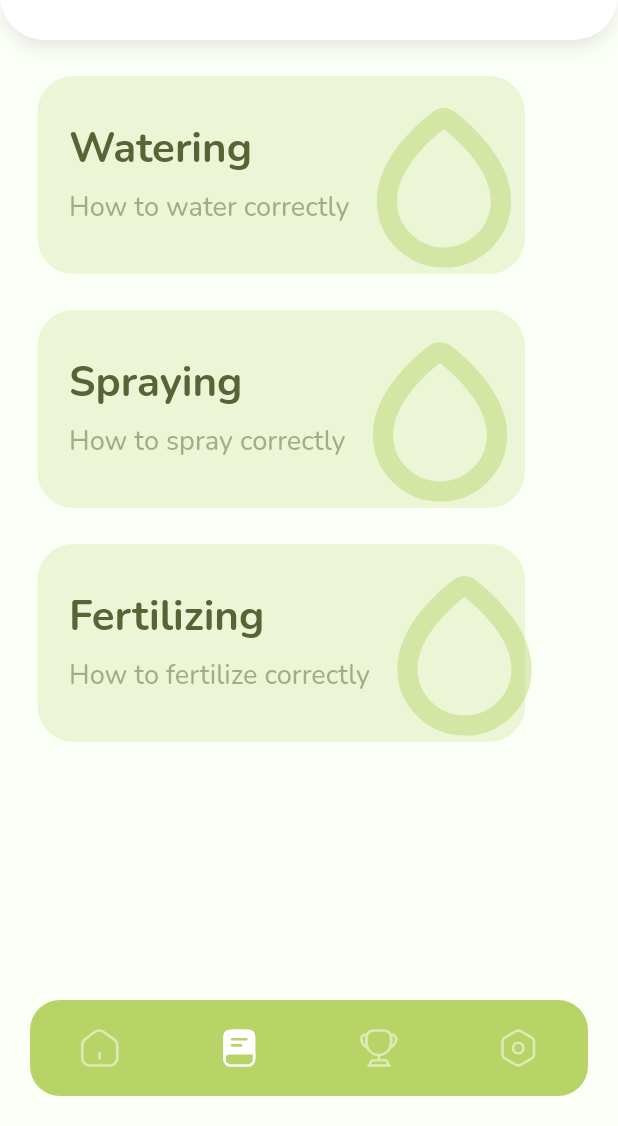
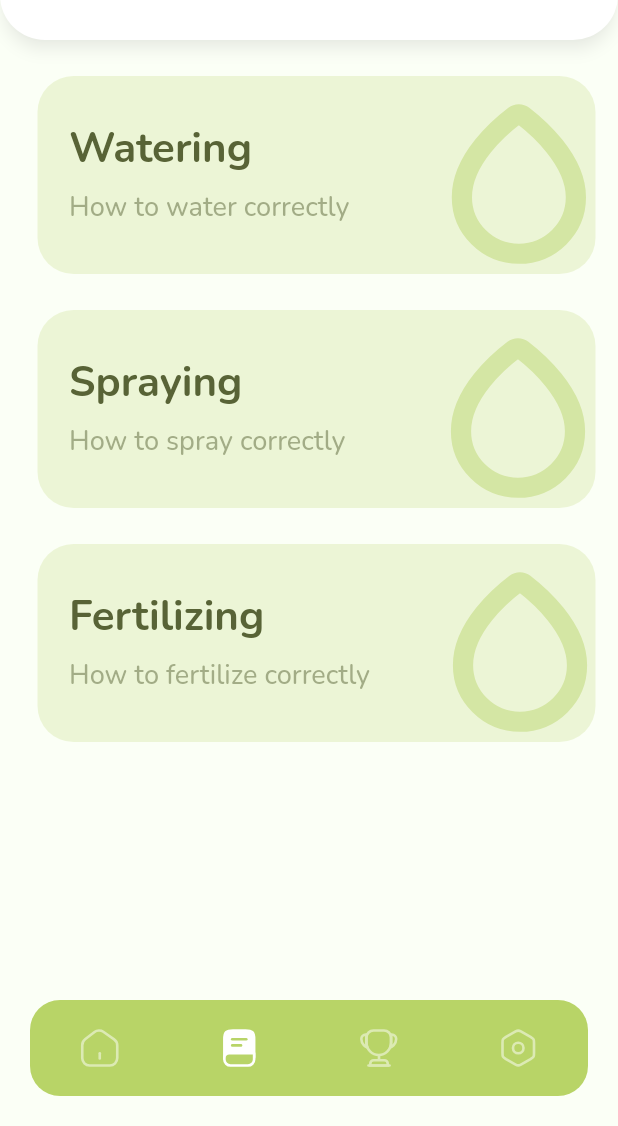
Before and after one commit to KaryFeever/Bonsai, a Flutter app: the screen it shows after launch, item 2 of the bottom bar chosen, on a phone screen of 412 x 824 dp, the part 110-1236 px from its top. Run offline on Flutter 3.47's test engine with Material 2 defaults, Android fonts, the phone set to English and light mode, and no system bars; our stand-ins replace flutter_svg, get_it, get_it_mixin, google_fonts, image_cropper, image_picker; missing offline and left inert: proste_bezier_curve.

Commit message:
Fixes the tips page, shows photos on homepage

```diff
--- a/bonsai/lib/views/tips_page/tips_page.dart
+++ b/bonsai/lib/views/tips_page/tips_page.dart
@@ -53,7 +53,7 @@ class _TipsPageState extends State<TipsPage> {
             child: Container(
                 margin: EdgeInsets.only(top: 24, left: 25),
                 height: 132,
-                width: 325,
+                width: MediaQuery.of(context).size.width - 40,
                 decoration: BoxDecoration(
                   color: Styles.primaryGreenColor.withOpacity(0.20),
                   borderRadius: BorderRadius.circular(24),
@@ -74,7 +74,7 @@ class _TipsPageState extends State<TipsPage> {
                     ],
                   ),
                   Container(
-                      margin: EdgeInsets.only(top: 20),
+                      margin: EdgeInsets.only(top: 15, left: 50),
                       child: SvgPicture.asset(
                         "assets/icons/drop_tips.svg",
                         fit: BoxFit.scaleDown,
@@ -94,7 +94,7 @@ class _TipsPageState extends State<TipsPage> {
             child: Container(
                 margin: EdgeInsets.only(top: 24, left: 25),
                 height: 132,
-                width: 325,
+                width: MediaQuery.of(context).size.width - 40,
                 decoration: BoxDecoration(
                   color: Styles.primaryGreenColor.withOpacity(0.20),
                   borderRadius: BorderRadius.circular(24),
@@ -115,7 +115,7 @@ class _TipsPageState extends State<TipsPage> {
                     ],
                   ),
                   Container(
-                      margin: EdgeInsets.only(top: 20),
+                      margin: EdgeInsets.only(top: 15, left: 52),
                       child: SvgPicture.asset(
                         "assets/icons/drop_tips.svg",
                         fit: BoxFit.scaleDown,
@@ -135,7 +135,7 @@ class _TipsPageState extends State<TipsPage> {
             child: Container(
                 margin: EdgeInsets.only(top: 24, left: 25),
                 height: 132,
-                width: 325,
+                width: MediaQuery.of(context).size.width - 40,
                 decoration: BoxDecoration(
                   color: Styles.primaryGreenColor.withOpacity(0.20),
                   borderRadius: BorderRadius.circular(24),
@@ -156,7 +156,7 @@ class _TipsPageState extends State<TipsPage> {
                     ],
                   ),
                   Container(
-                      margin: EdgeInsets.only(top: 20),
+                      margin: EdgeInsets.only(top: 15, left: 37),
                       child: SvgPicture.asset(
                         "assets/icons/drop_tips.svg",
                         fit: BoxFit.scaleDown,
```
Also changed, not shown: bonsai/lib/views/home_page/home_page.dart (+4 -4 lines).
